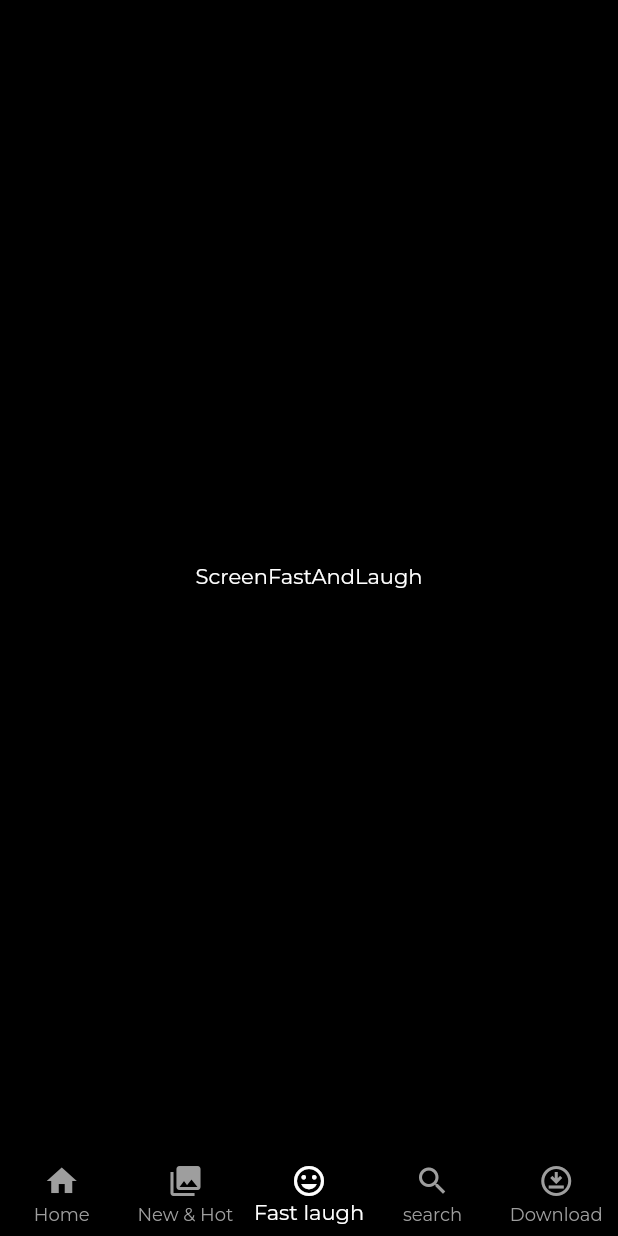
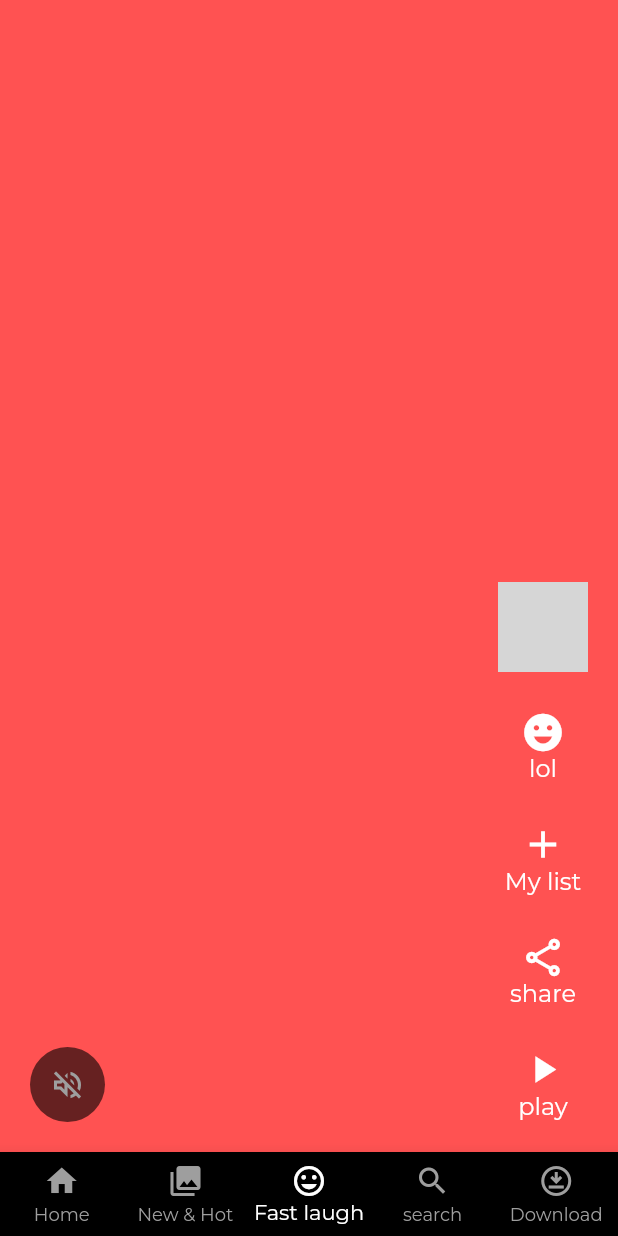
Before and after one commit to sufiyansakkeer/Netflix--clone, a Flutter app: the screen it shows after launch, item 3 of the bottom bar chosen, on a phone screen of 412 x 824 dp. Run offline on Flutter 3.47's test engine with Material 2 defaults, Android fonts, the phone set to English and light mode, and no system bars; our stand-ins replace google_fonts; network calls fail; grey boxes are pictures that could not be loaded.

Commit message:
fast laugh page added

```diff
--- a/lib/presentation/fast_laugh/fast_laugh.dart
+++ b/lib/presentation/fast_laugh/fast_laugh.dart
@@ -1,13 +1,24 @@
 import 'package:flutter/material.dart';
+import 'package:netflix_clone/presentation/fast_laugh/widgets/video_list_item.dart';
 
 class ScreenFastAndLaugh extends StatelessWidget {
   const ScreenFastAndLaugh({super.key});
 
   @override
   Widget build(BuildContext context) {
-    return const Scaffold(
+    return Scaffold(
       body: Center(
-        child: Text('ScreenFastAndLaugh'),
+        child: SafeArea(
+          child: PageView(
+            scrollDirection: Axis.vertical,
+            children: List.generate(
+              10,
+              (index) => VideoListItem(
+                index: index,
+              ),
+            ),
+          ),
+        ),
       ),
     );
   }
--- /dev/null
+++ b/lib/presentation/fast_laugh/widgets/video_list_item.dart
@@ -0,0 +1,94 @@
+import 'package:flutter/cupertino.dart';
+import 'package:flutter/material.dart';
+import 'package:netflix_clone/core/constant/constants.dart';
+
+class VideoListItem extends StatelessWidget {
+  const VideoListItem({super.key, required this.index});
+  final int index;
+  @override
+  Widget build(BuildContext context) {
+    return Stack(
+      children: [
+        Container(
+          color: Colors.accents[index % Colors.accents.length],
+        ),
+        Align(
+          alignment: Alignment.bottomLeft,
+          child: Padding(
+            padding: const EdgeInsets.symmetric(horizontal: 20, vertical: 20),
+            child: Row(
+              mainAxisAlignment: MainAxisAlignment.spaceBetween,
+              crossAxisAlignment: CrossAxisAlignment.end,
+              children: [
+                //*left side mute button
+                CircleAvatar(
+                  backgroundColor: Colors.black.withOpacity(0.6),
+                  radius: 25,
+                  child: IconButton(
+                    onPressed: () {},
+                    icon: Icon(
+                      Icons.volume_off_outlined,
+                    ),
+                  ),
+                ),
+                Column(
+                  mainAxisAlignment: MainAxisAlignment.end,
+                  children: const [
+                    CircleAvatar(
+                      radius: 30,
+                      backgroundImage: NetworkImage(
+                          "https://www.themoviedb.org/t/p/w1280/2dmNDqlBIjSiFXRwwaTU7ywwLmT.jpg"),
+                    ),
+                    kHeight20,
+                    VideoActionWidget(
+                      icon: Icons.emoji_emotions,
+                      title: 'lol',
+                    ),
+                    kHeight20,
+                    VideoActionWidget(
+                      icon: Icons.add,
+                      title: 'My list',
+                    ),
+                    kHeight20,
+                    VideoActionWidget(
+                      icon: Icons.share_outlined,
+                      title: 'share',
+                    ),
+                    kHeight20,
+                    VideoActionWidget(
+                      icon: Icons.play_arrow,
+                      title: 'play',
+                    ),
+                  ],
+                ),
+              ],
+            ),
+          ),
+        )
+      ],
+    );
+  }
+}
+
+class VideoActionWidget extends StatelessWidget {
+  const VideoActionWidget({super.key, required this.icon, required this.title});
+  final IconData icon;
+  final String title;
+  @override
+  Widget build(BuildContext context) {
+    return Column(
+      children: [
+        Icon(
+          icon,
+          size: 30,
+        ),
+        Text(
+          title,
+          style: TextStyle(
+            fontSize: 16,
+          ),
+        ),
+      ],
+    );
+  }
+}
--- a/pubspec.yaml
+++ b/pubspec.yaml
@@ -32,7 +32,7 @@ dependencies:
   flutter:
     sdk: flutter
   google_fonts: ^4.0.3
-
+  video_player: ^2.5.1
 
 dev_dependencies:
   flutter_lints: ^2.0.0
```
Also changed, not shown: pubspec.lock, 1 other file.
